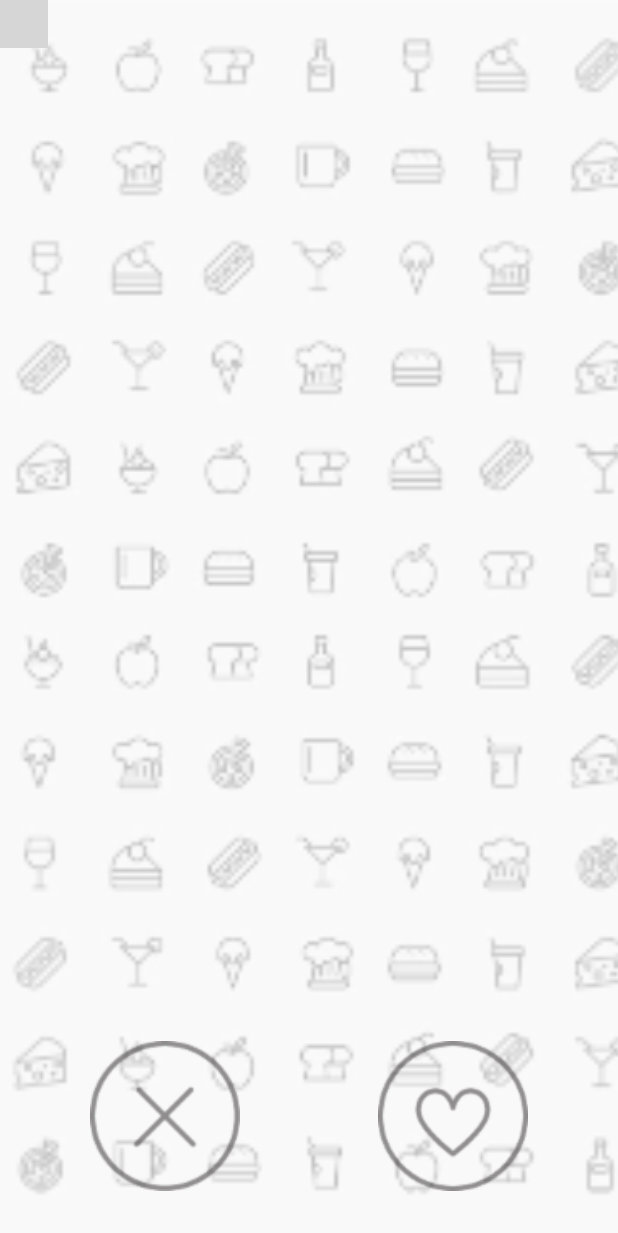
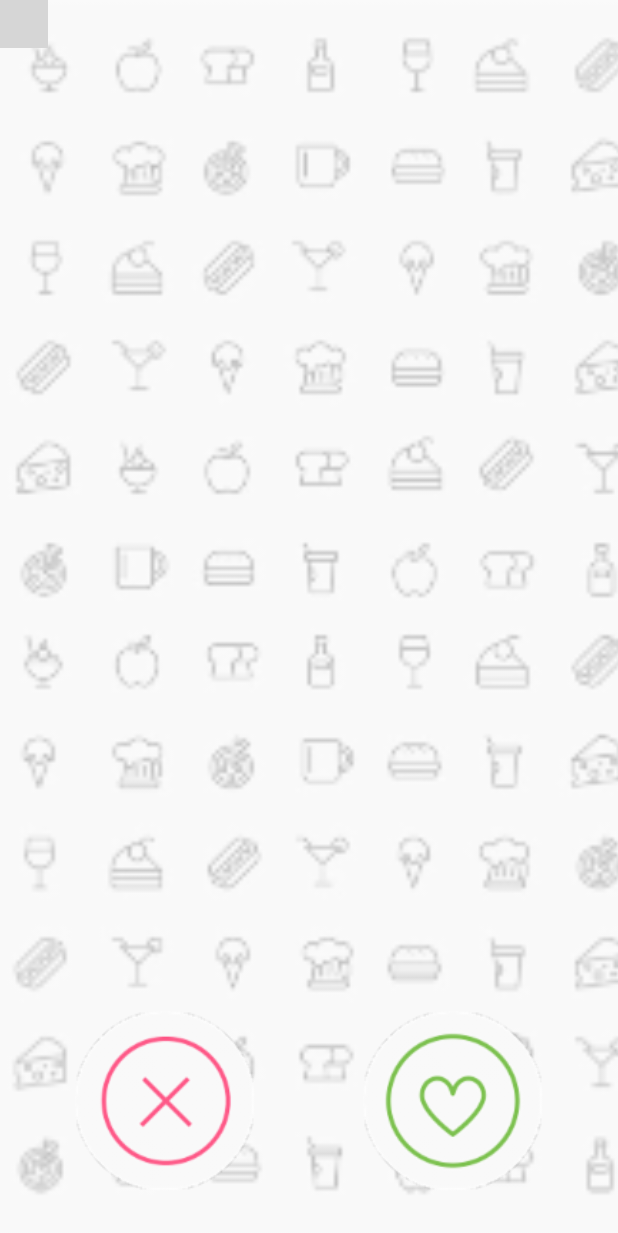
Before and after one commit to alexan059/foodmatch, an Android app: the layout activity_main.xml on its own in the app's theme, with its tools: preview values and no code run, on a phone screen of 412 x 824 dp. Shown: the top 1233 px of the screen. Run offline under Robolectric (Android 15) with nearby library versions, the phone set to English and light mode, and no system bars; plain views replace SwipeFlingAdapterView; grey boxes are pictures that could not be loaded.

Commit message:
Buttons style changed

```diff
--- a/app/src/main/res/layout/activity_main.xml
+++ b/app/src/main/res/layout/activity_main.xml
@@ -14,28 +14,26 @@
         android:scaleType="centerCrop"/>
 
     <Button
-        android:layout_width="100dp"
-        android:layout_height="100dp"
+        android:layout_width="120dp"
+        android:layout_height="120dp"
         android:id="@+id/btDislike"
         android:layout_alignParentBottom="true"
         android:layout_alignParentLeft="true"
         android:layout_alignParentStart="true"
         android:background="@drawable/cross"
-        android:layout_marginLeft="60dp"
-        android:layout_marginBottom="30dp"
-        android:alpha=".5" />
+        android:layout_marginLeft="50dp"
+        android:layout_marginBottom="30dp" />
 
     <Button
-            android:layout_width="100dp"
-            android:layout_height="100dp"
+            android:layout_width="120dp"
+            android:layout_height="120dp"
             android:id="@+id/btLike"
             android:layout_alignParentBottom="true"
             android:layout_alignParentRight="true"
             android:layout_alignParentEnd="true"
             android:background="@drawable/heart"
-            android:layout_marginRight="60dp"
-            android:layout_marginBottom="30dp"
-            android:alpha=".5" />
+            android:layout_marginRight="50dp"
+            android:layout_marginBottom="30dp"/>
 
     <com.lorentzos.flingswipe.SwipeFlingAdapterView
         xmlns:android="http://schemas.android.com/apk/res/android"
```
Also changed, not shown: app/src/main/java/com/fancyfood/foodmatch/activities/MainActivity.java (+4 -11 lines), app/src/main/res/drawable-hdpi/cross.png, app/src/main/res/drawable-hdpi/heart.png, app/src/main/res/drawable-mdpi/cross.png, app/src/main/res/drawable-mdpi/heart.png, app/src/main/res/drawable-xhdpi/cross.png, app/src/main/res/drawable-xhdpi/heart.png, app/src/main/res/drawable-xxhdpi/cross.png, app/src/main/res/drawable-xxhdpi/heart.png, app/src/main/res/drawable-xxxhdpi/cross.png, app/src/main/res/drawable-xxxhdpi/heart.png.
